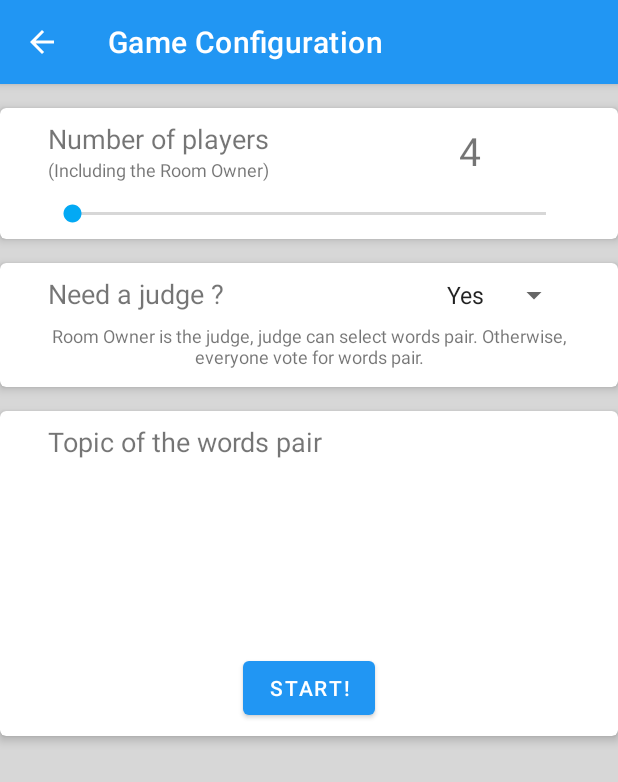
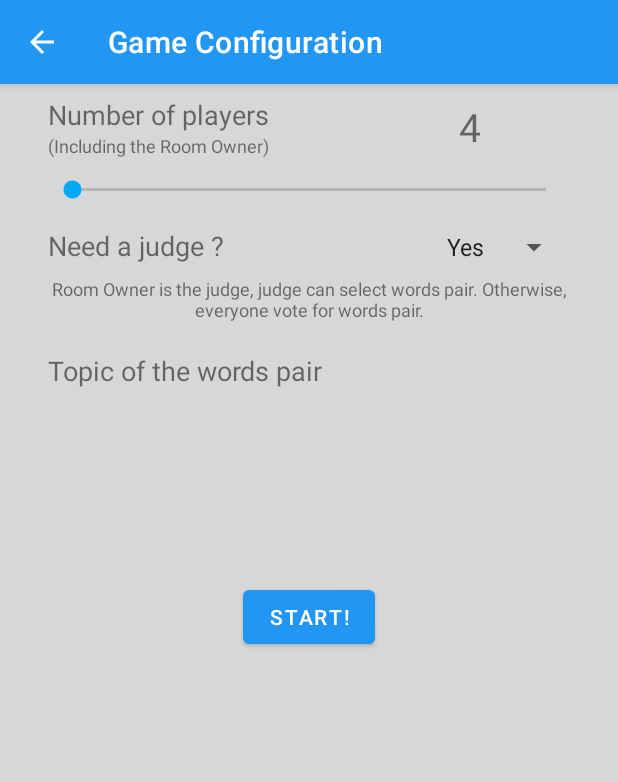
Before and after one commit to shenfanyi/game_dev_spy, an Android app: the CreateGameActivity screen opened directly, with no data from a screen before it, on a phone screen of 412 x 824 dp. Shown: the top 782 px of the screen. Run offline under Robolectric (Android 15) with nearby library versions, the phone set to English and light mode, and no system bars; our stand-ins replace ButterKnife.

Commit message:
migrate back from androidx to com.android.support

```diff
--- a/code/android/app/src/main/java/xyz/everstar/app/whoisspy/CreateGameActivity.java
+++ b/code/android/app/src/main/java/xyz/everstar/app/whoisspy/CreateGameActivity.java
@@ -1,19 +1,19 @@
 package xyz.everstar.app.whoisspy;
 
-import androidx.appcompat.app.ActionBar;
-import androidx.appcompat.app.AppCompatActivity;
-import androidx.appcompat.widget.AppCompatSpinner;
-import androidx.appcompat.widget.AppCompatTextView;
 import butterknife.BindView;
 import butterknife.ButterKnife;
 
 import android.os.Bundle;
+import android.support.design.widget.Snackbar;
+import android.support.v7.app.ActionBar;
+import android.support.v7.app.AppCompatActivity;
+import android.support.v7.widget.AppCompatTextView;
 import android.view.View;
 import android.widget.ArrayAdapter;
+import android.widget.Button;
+import android.support.v7.widget.AppCompatSeekBar;
 import android.widget.SeekBar;
-
-import com.google.android.material.button.MaterialButton;
-import com.google.android.material.snackbar.Snackbar;
+import android.widget.Spinner;
 
 public class CreateGameActivity extends AppCompatActivity {
 
@@ -21,9 +21,9 @@ public class CreateGameActivity extends AppCompatActivity {
     private final int MAX_NUMS_PLAYER = 11;
 
     @BindView(R.id.CG_text_numsPlayer)AppCompatTextView textNumsPlayer;
-    @BindView(R.id.CG_seekBar_numsPlayer)SeekBar seekBarNumsPlayer;
-    @BindView(R.id.judge_select_spinner) AppCompatSpinner judgeSelectSpinner;
-    @BindView(R.id.CG_btn_startGame) MaterialButton btn_startGame;
+    @BindView(R.id.CG_seekBar_numsPlayer)AppCompatSeekBar seekBarNumsPlayer;
+    @BindView(R.id.judge_select_spinner) Spinner judgeSelectSpinner;
+    @BindView(R.id.CG_btn_startGame) Button btn_startGame;
 
     @Override
     protected void onCreate(Bundle savedInstanceState) {
@@ -44,6 +44,7 @@ public class CreateGameActivity extends AppCompatActivity {
             actionBar.setDisplayHomeAsUpEnabled(true);
         }
 
+//        textNumsPlayer.setText(String.valueOf(MIN_NUMS_PLAYER + progress));
         // Bind seekBar & textView
         seekBarNumsPlayer.setOnSeekBarChangeListener(new SeekBar.OnSeekBarChangeListener() {
             @Override
--- a/code/android/app/src/main/res/layout/activity_create_game.xml
+++ b/code/android/app/src/main/res/layout/activity_create_game.xml
@@ -10,13 +10,13 @@
     tools:context=".CreateGameActivity"
     android:background="@color/bg_gray">
 
-    <com.google.android.material.card.MaterialCardView
-        style="@style/Widget.MaterialComponents.CardView"
-        app:cardElevation="4dp"
-        android:layout_width="match_parent"
-        android:layout_height="wrap_content"
-        android:layout_marginTop="16dp"
-        android:layout_marginBottom="16dp" >
+    <!--<com.google.android.material.card.MaterialCardView-->
+        <!--style="@style/Widget.MaterialComponents.CardView"-->
+        <!--app:cardElevation="4dp"-->
+        <!--android:layout_width="match_parent"-->
+        <!--android:layout_height="wrap_content"-->
+        <!--android:layout_marginTop="16dp"-->
+        <!--android:layout_marginBottom="16dp" >-->
         <LinearLayout
             android:layout_width="match_parent"
             android:layout_height="wrap_content"
@@ -37,19 +37,19 @@
                     android:layout_width="0dp"
                     android:layout_height="wrap_content"
                     android:orientation="vertical">
-                    <androidx.appcompat.widget.AppCompatTextView
+                    <TextView
                         android:layout_height="match_parent"
                         android:layout_width="match_parent"
                         android:text="@string/title_player_nums"
                         android:textSize="18sp" />
-                    <androidx.appcompat.widget.AppCompatTextView
+                    <TextView
                         android:layout_height="match_parent"
                         android:layout_width="match_parent"
                         android:text="@string/notes_player_nums"
                         android:textSize="12sp" />
                 </LinearLayout>
 
-                <androidx.appcompat.widget.AppCompatTextView
+                <TextView
                     android:id="@+id/CG_text_numsPlayer"
                     android:layout_width="0dp"
                     android:layout_weight="2"
@@ -59,63 +59,21 @@
                     android:textAlignment="center"
                     android:textSize="26sp" />
             </LinearLayout>
-            <androidx.appcompat.widget.AppCompatSeekBar
+            <android.support.v7.widget.AppCompatSeekBar
                 android:id="@+id/CG_seekBar_numsPlayer"
                 android:layout_width="match_parent"
                 android:layout_height="match_parent"
                 android:layout_marginTop="4dp" />
         </LinearLayout>
-    </com.google.android.material.card.MaterialCardView>
+    <!--</com.google.android.material.card.MaterialCardView>-->
 
-    <com.google.android.material.card.MaterialCardView
-        style="@style/Widget.MaterialComponents.CardView"
-        app:cardElevation="4dp"
-        android:layout_width="match_parent"
-        android:layout_height="wrap_content"
-        android:layout_marginBottom="16dp">
+    <!--<com.google.android.material.card.MaterialCardView-->
+        <!--style="@style/Widget.MaterialComponents.CardView"-->
+        <!--app:cardElevation="4dp"-->
+        <!--android:layout_width="match_parent"-->
+        <!--android:layout_height="wrap_content"-->
+        <!--android:layout_marginBottom="16dp">-->
 
-        <LinearLayout
-            android:layout_width="match_parent"
-            android:layout_height="match_parent"
-            android:orientation="vertical"
-            android:paddingTop="8dp"
-            android:paddingBottom="8dp"
-            android:paddingLeft="32dp"
-            android:paddingRight="32dp">
-            <LinearLayout
-                android:layout_width="match_parent"
-                android:layout_height="match_parent"
-                android:orientation="horizontal"
-                android:layout_marginBottom="8dp">
-
-                <androidx.appcompat.widget.AppCompatTextView
-                    android:layout_height="match_parent"
-                    android:layout_width="0dp"
-                    android:layout_weight="3"
-                    android:text="@string/title_judge_exist"
-                    android:textSize="18sp" />
-                <androidx.appcompat.widget.AppCompatSpinner
-                    android:id="@+id/judge_select_spinner"
-                    android:layout_width="wrap_content"
-                    android:layout_height="wrap_content"
-                    android:layout_marginStart="16dp"/>
-
-            </LinearLayout>
-            <androidx.appcompat.widget.AppCompatTextView
-                android:layout_height="wrap_content"
-                android:layout_width="match_parent"
-                android:text="@string/notes_judge_exist"
-                android:textAlignment="center"
-                android:textSize="12sp"
-                android:layout_marginBottom="4dp"/>
-        </LinearLayout>
-    </com.google.android.material.card.MaterialCardView>
-
-    <com.google.android.material.card.MaterialCardView
-        style="@style/Widget.MaterialComponents.CardView"
-        app:cardElevation="4dp"
-        android:layout_width="match_parent"
-        android:layout_height="wrap_content" >
         <LinearLayout
             android:layout_width="match_parent"
             android:layout_height="wrap_content"
@@ -124,12 +82,54 @@
             android:paddingBottom="8dp"
             android:paddingLeft="32dp"
             android:paddingRight="32dp">
-            <androidx.appcompat.widget.AppCompatTextView
+            <LinearLayout
+                android:layout_width="match_parent"
+                android:layout_height="wrap_content"
+                android:orientation="horizontal"
+                android:layout_marginBottom="8dp">
+
+                <TextView
+                    android:layout_height="wrap_content"
+                    android:layout_width="0dp"
+                    android:layout_weight="3"
+                    android:text="@string/title_judge_exist"
+                    android:textSize="18sp" />
+                <Spinner
+                    android:id="@+id/judge_select_spinner"
+                    android:layout_width="wrap_content"
+                    android:layout_height="wrap_content"
+                    android:layout_marginStart="16dp"/>
+
+            </LinearLayout>
+            <TextView
+                android:layout_height="wrap_content"
+                android:layout_width="match_parent"
+                android:text="@string/notes_judge_exist"
+                android:textAlignment="center"
+                android:textSize="12sp"
+                android:layout_marginBottom="4dp"/>
+        </LinearLayout>
+    <!--</com.google.android.material.card.MaterialCardView>-->
+
+    <!--<com.google.android.material.card.MaterialCardView-->
+        <!--style="@style/Widget.MaterialComponents.CardView"-->
+        <!--app:cardElevation="4dp"-->
+        <!--android:layout_width="match_parent"-->
+        <!--android:layout_height="wrap_content" >-->
+        <LinearLayout
+            android:layout_width="match_parent"
+            android:layout_height="wrap_content"
+            android:orientation="vertical"
+            android:paddingTop="8dp"
+            android:paddingBottom="8dp"
+            android:paddingLeft="32dp"
+            android:paddingRight="32dp">
+            <TextView
                 android:layout_height="wrap_content"
                 android:layout_width="match_parent"
                 android:text="@string/title_topic_select"
                 android:textSize="18sp" />
-            <com.google.android.material.button.MaterialButton
+            <Button
                 android:id="@+id/CG_btn_startGame"
                 android:layout_width="wrap_content"
                 android:layout_height="wrap_content"
@@ -138,5 +138,5 @@
                 android:onClick="startGame"
                 android:layout_gravity="center_horizontal"/>
         </LinearLayout>
-    </com.google.android.material.card.MaterialCardView>
+    <!--</com.google.android.material.card.MaterialCardView>-->
 </LinearLayout>
--- a/code/android/app/src/main/res/layout/activity_settings.xml
+++ b/code/android/app/src/main/res/layout/activity_settings.xml
@@ -1,5 +1,5 @@
 <?xml version="1.0" encoding="utf-8"?>
-<androidx.coordinatorlayout.widget.CoordinatorLayout xmlns:android="http://schemas.android.com/apk/res/android"
+<android.support.design.widget.CoordinatorLayout xmlns:android="http://schemas.android.com/apk/res/android"
     android:orientation="vertical" android:layout_width="match_parent"
     android:layout_height="match_parent">
 
@@ -13,4 +13,4 @@
             android:layout_height="match_parent"></ListView>
     <!--</FrameLayout>-->
 
-</androidx.coordinatorlayout.widget.CoordinatorLayout>
+</android.support.design.widget.CoordinatorLayout>
```
Also changed, not shown: code/android/app/build.gradle (+6 -12 lines), code/android/app/src/main/java/xyz/everstar/app/whoisspy/MainActivity.java (+5 -7 lines), code/android/app/src/main/java/xyz/everstar/app/whoisspy/SettingsActivity.java (+3 -5 lines), code/android/app/src/main/res/layout/activity_main.xml (+7 -7 lines), code/android/app/src/main/res/layout/content_entry.xml (+9 -9 lines), code/android/app/src/main/res/values/styles.xml (+4 -6 lines).
